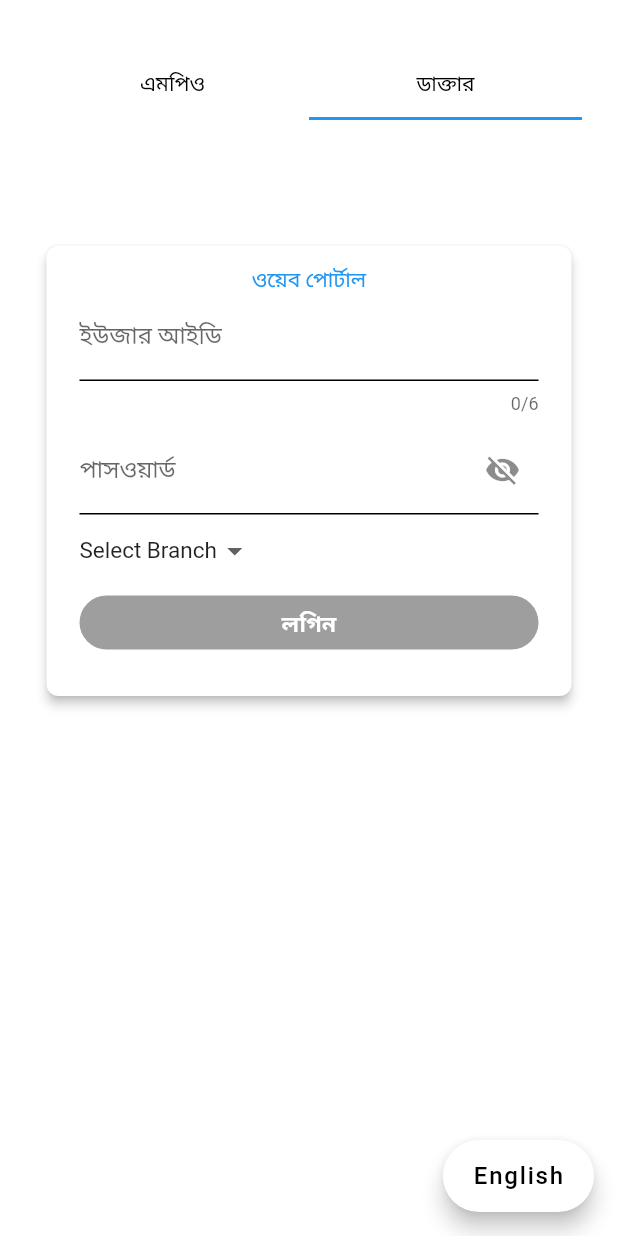
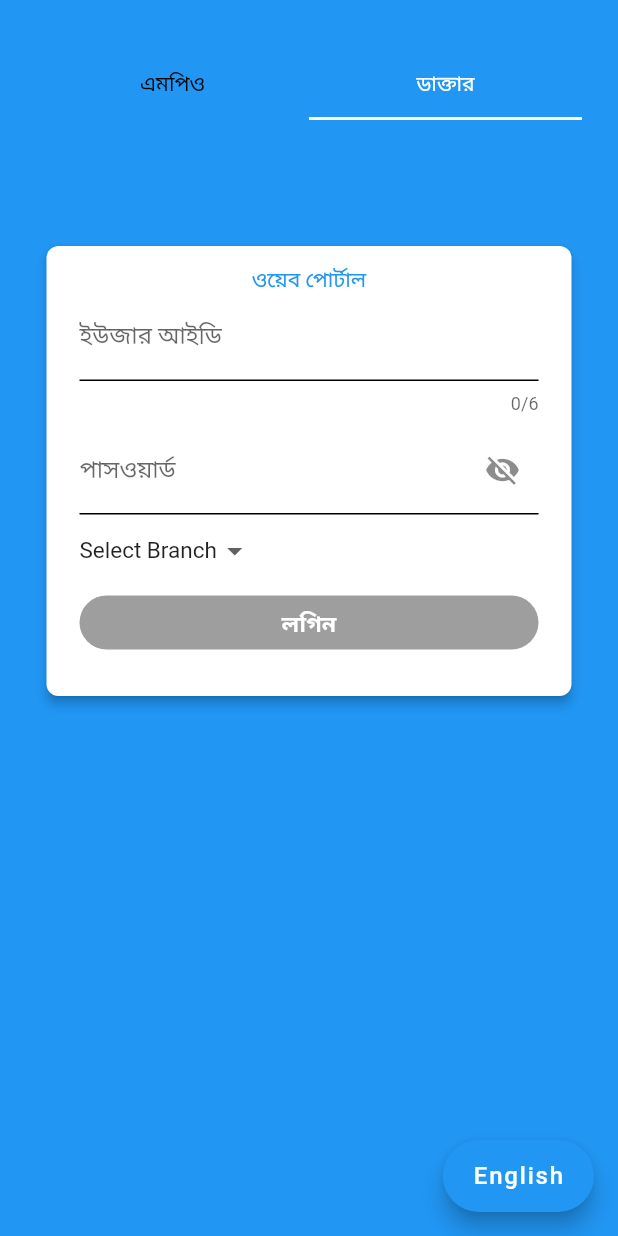
Before and after one commit to zakaria90024/deeplaid_new_project, a Flutter app: the screen it shows after launch, after a tap on "বাংলা", on a phone screen of 412 x 824 dp. Run offline on Flutter 3.47's test engine with Material 2 defaults, Android fonts, the light colour scheme and no system bars; our stand-ins replace fluttertoast, get, shared_preferences; missing offline and left inert: dart:ffi.

Commit message:
added Localization - Bangla/English, color changed

```diff
--- a/lib/login/login.dart
+++ b/lib/login/login.dart
@@ -1,8 +1,11 @@
+import 'dart:ffi';
+
 import 'package:deeplaid/language/language.dart';
 import 'package:deeplaid/login/loginDoctor.dart';
 import 'package:flutter/material.dart';
 import 'package:fluttertoast/fluttertoast.dart';
 import 'package:get/get.dart';
+import 'package:shared_preferences/shared_preferences.dart';
 import 'package:url_launcher/url_launcher.dart';
 
 class Login extends StatefulWidget {
@@ -19,17 +22,43 @@ class _LoginState extends State<Login> {
   @override
   void initState() {
     super.initState();
-    Locale('en', 'US');
     passwordVisible = true;
+    //_loadUsername();
   }
+
+
+
+  Future<int?> greetUser() async {
+    SharedPreferences prefs = await SharedPreferences.getInstance();
+    int? clickBn = prefs.getInt('pClick');
+    return clickBn;
+    //return 'Hello, $username!';
+  }
+
+  Future<int?> _loadUsername() async {
+    SharedPreferences prefs = await SharedPreferences.getInstance();
+    int? clickBn = prefs.getInt('pClick');
+    return clickBn;
+
+    // if(clickBn == 1){
+    //   print("init$clickBn");
+    //   Locale('bn', 'BD');
+    // }
+    // if(clickBn == 2){
+    //   print("init$clickBn");
+    //   Locale('en', 'US');
+    // }
+  }
+
 
   @override
   Widget build(BuildContext context) {
     return GetMaterialApp(
       debugShowCheckedModeBanner: false,
+      color: Colors.blue,
       translations: Languages(),
-      locale: Locale('en', 'US'),
-      fallbackLocale: Locale('en', 'US'),
+      locale: Locale(greetUser() == 1? 'bn' : 'en', greetUser() == 1? 'BD' : 'US'),
+      fallbackLocale: Locale('${greetUser() == 1? 'bn' : 'en'}', '${greetUser() == 1? 'BD' : 'US'}'),
       home: LoginPageBottom(),
     );
   }
@@ -48,6 +77,7 @@ class _LoginPageBottomState extends State<LoginPageBottom> {
   final TextEditingController _emailController = TextEditingController();
   final TextEditingController _passwordController = TextEditingController();
 
+
   int _clickCount = 0;
 
   @override
@@ -60,7 +90,7 @@ class _LoginPageBottomState extends State<LoginPageBottom> {
       length: 2,
       child: Scaffold(
         resizeToAvoidBottomInset: false,
-        backgroundColor: Colors.white,
+        backgroundColor: Colors.blue,
         // appBar: AppBar(
         //   title: Center(child: Text("Login")),
         //   bottom: const TabBar(
@@ -86,8 +116,8 @@ class _LoginPageBottomState extends State<LoginPageBottom> {
                 width: 8,
               ),
               TabBar(
-                indicatorColor: Colors.blue,
-                labelColor: Colors.black,
+                indicatorColor: Colors.white,
+                labelColor: Colors.white,
                 unselectedLabelColor: Colors.black,
                 tabs: <Widget>[
                   GestureDetector(
@@ -308,24 +338,32 @@ class _LoginPageBottomState extends State<LoginPageBottom> {
           ),
         ),
         floatingActionButton: FloatingActionButton.extended(
-          onPressed: () {
+          onPressed: () async {
             setState(() {
               _clickCount++; // increment click count
             });
 
             if (_clickCount == 1) {
+
+              SharedPreferences prefs = await SharedPreferences.getInstance();
+              await prefs.setInt('pClick', _clickCount);
+
               Get.updateLocale(Locale('bn', 'BD'));
             } else if (_clickCount == 2) {
+
+              SharedPreferences prefs = await SharedPreferences.getInstance();
+              await prefs.setInt('pClick', _clickCount);
+
               Get.updateLocale(Locale('en', 'US'));
               _clickCount = 0;
             }
           },
           label: Text(
             'bangla'.tr,
-            style: TextStyle(color: Colors.black, fontSize: 16),
+            style: TextStyle(color: Colors.white, fontSize: 16),
           ),
           //icon: const Icon(Icons.thumb_up),
-          backgroundColor: Colors.white,
+          backgroundColor: Colors.blue,
         ),
       ),
     );
```
